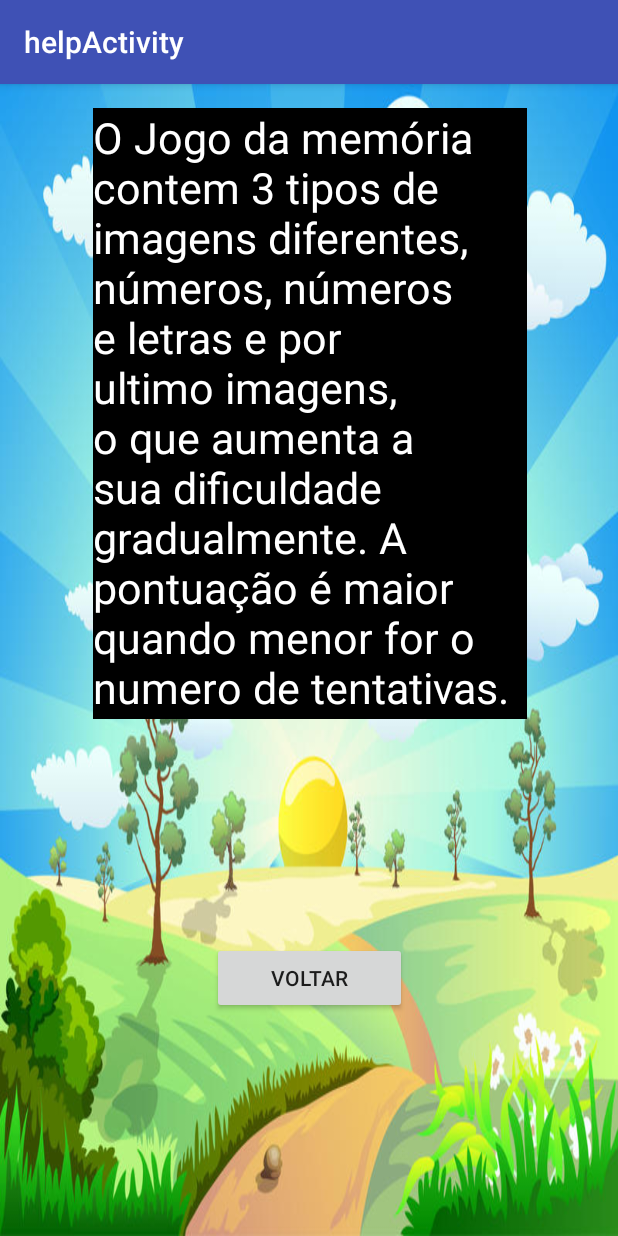
After one commit to IamPedroMelo/memorygamePP, an Android app: the helpActivity screen opened directly, with no data from a screen before it, on a phone screen of 412 x 824 dp. The commit adds this screen. Run offline under Robolectric (Android 15) with nearby library versions, the phone set to English and light mode, and no system bars.

Commit message:
Help Layout (inicial)

```diff
--- a/app/src/main/AndroidManifest.xml
+++ b/app/src/main/AndroidManifest.xml
@@ -19,6 +19,10 @@
                 <category android:name="android.intent.category.LAUNCHER" />
             </intent-filter>
         </activity>
+        <activity
+            android:name=".helpActivity"
+            android:label="@string/title_activity_help"
+            android:theme="@style/AppTheme.NoActionBar"></activity>
     </application>
 
 </manifest>
--- /dev/null
+++ b/app/src/main/java/pt/ipg/memorygamepp/helpActivity.java
@@ -0,0 +1,22 @@
+package pt.ipg.memorygamepp;
+
+import android.os.Bundle;
+import android.support.design.widget.FloatingActionButton;
+import android.support.design.widget.Snackbar;
+import android.support.v7.app.AppCompatActivity;
+import android.support.v7.widget.Toolbar;
+import android.view.View;
+
+public class helpActivity extends AppCompatActivity {
+
+    @Override
+    protected void onCreate(Bundle savedInstanceState) {
+        super.onCreate(savedInstanceState);
+        setContentView(R.layout.activity_help);
+        Toolbar toolbar = (Toolbar) findViewById(R.id.toolbar);
+        setSupportActionBar(toolbar);
+
+
+    }
+
+}
--- /dev/null
+++ b/app/src/main/res/layout/activity_help.xml
@@ -0,0 +1,25 @@
+<?xml version="1.0" encoding="utf-8"?>
+<android.support.design.widget.CoordinatorLayout xmlns:android="http://schemas.android.com/apk/res/android"
+    xmlns:app="http://schemas.android.com/apk/res-auto"
+    xmlns:tools="http://schemas.android.com/tools"
+    android:layout_width="match_parent"
+    android:layout_height="match_parent"
+    tools:context=".helpActivity">
+
+    <android.support.design.widget.AppBarLayout
+        android:layout_width="match_parent"
+        android:layout_height="wrap_content"
+        android:theme="@style/AppTheme.AppBarOverlay">
+
+        <android.support.v7.widget.Toolbar
+            android:id="@+id/toolbar"
+            android:layout_width="match_parent"
+            android:layout_height="?attr/actionBarSize"
+            android:background="?attr/colorPrimary"
+            app:popupTheme="@style/AppTheme.PopupOverlay" />
+
+    </android.support.design.widget.AppBarLayout>
+
+    <include layout="@layout/content_help" />
+
+</android.support.design.widget.CoordinatorLayout>
--- /dev/null
+++ b/app/src/main/res/layout/content_help.xml
@@ -0,0 +1,45 @@
+<?xml version="1.0" encoding="utf-8"?>
+<android.support.constraint.ConstraintLayout xmlns:android="http://schemas.android.com/apk/res/android"
+    xmlns:app="http://schemas.android.com/apk/res-auto"
+    xmlns:tools="http://schemas.android.com/tools"
+    android:layout_width="match_parent"
+    android:layout_height="match_parent"
+    android:background="@drawable/fundoinicial"
+    app:layout_behavior="@string/appbar_scrolling_view_behavior"
+    tools:context=".helpActivity"
+    tools:showIn="@layout/activity_help">
+
+    <TextView
+        android:id="@+id/textView"
+        android:layout_width="289dp"
+        android:layout_height="407dp"
+        android:layout_marginEnd="8dp"
+        android:layout_marginLeft="8dp"
+        android:layout_marginRight="8dp"
+        android:layout_marginStart="8dp"
+        android:layout_marginTop="16dp"
+        android:background="@android:color/background_dark"
+        android:text="O Jogo da memória contem 3 tipos de imagens diferentes, números, números e letras e por ultimo imagens, o que aumenta a sua dificuldade gradualmente. A pontuação é maior quando menor for o numero de tentativas. "
+        android:textColor="@android:color/background_light"
+        android:autoSizeTextType="uniform"
+        app:layout_constraintEnd_toEndOf="parent"
+        app:layout_constraintHorizontal_bias="0.506"
+        app:layout_constraintStart_toStartOf="parent"
+        app:layout_constraintTop_toTopOf="parent" />
+
+    <Button
+        android:id="@+id/button"
+        android:layout_width="130dp"
+        android:layout_height="wrap_content"
+        android:layout_marginBottom="8dp"
+        android:layout_marginEnd="8dp"
+        android:layout_marginLeft="8dp"
+        android:layout_marginRight="8dp"
+        android:layout_marginStart="8dp"
+        android:layout_marginTop="8dp"
+        android:text="Voltar"
+        app:layout_constraintBottom_toBottomOf="parent"
+        app:layout_constraintEnd_toEndOf="parent"
+        app:layout_constraintStart_toStartOf="parent"
+        app:layout_constraintTop_toBottomOf="@+id/textView" />
+</android.support.constraint.ConstraintLayout>
--- a/app/src/main/res/values/strings.xml
+++ b/app/src/main/res/values/strings.xml
@@ -2,4 +2,5 @@
     <string name="app_name">memorygamePP</string>
     <string name="action_settings">Settings</string>
     <string name="novo_jogo">Novo Jogo</string>
+    <string name="title_activity_help">helpActivity</string>
 </resources>
--- a/build.gradle
+++ b/build.gradle
@@ -7,7 +7,7 @@ buildscript {
         jcenter()
     }
     dependencies {
-        classpath 'com.android.tools.build:gradle:3.1.1'
+        classpath 'com.android.tools.build:gradle:3.1.2'
 
 
         // NOTE: Do not place your application dependencies here; they belong
```
